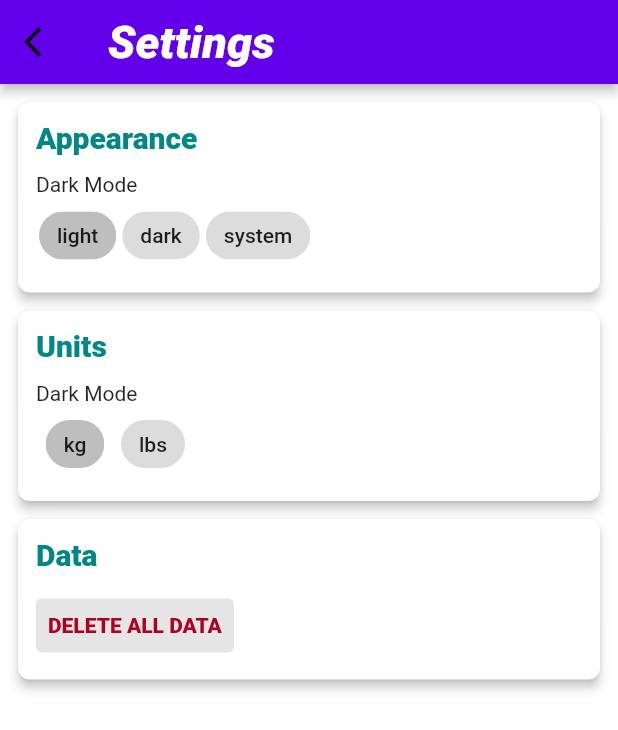
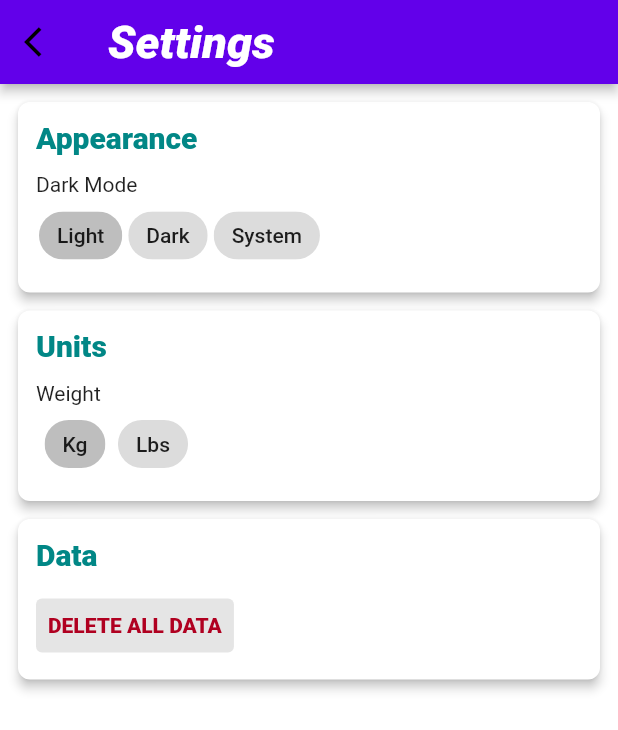
Before and after one commit to varadgauthankar/gym_log, a Flutter app: the screen it shows after launch, after a tap on the "settings" icon, on a phone screen of 412 x 824 dp. Shown: the top 730 px of the screen. Run offline on Flutter 3.47's test engine with Material 2 defaults, Android fonts, the phone set to English and light mode, and no system bars; our stand-ins replace flutter_speed_dial, moor_flutter, shared_preferences; generated files the repository leaves out were written again.

Commit message:
First letter is capitalized of chip

```diff
--- a/lib/pages/settings.dart
+++ b/lib/pages/settings.dart
@@ -1,5 +1,6 @@
 import 'package:flutter/foundation.dart';
 import 'package:flutter/material.dart';
+import 'package:intl/intl.dart';
 import 'package:provider/provider.dart';
 import 'package:workout_tracker/db/moor_db.dart';
 import 'package:workout_tracker/utils/colors.dart';
@@ -26,7 +27,8 @@ class _SettingsPageState extends State<SettingsPage> {
       choices.add(Container(
         padding: const EdgeInsets.all(2.0),
         child: ChoiceChip(
-          label: Text(describeEnum(item)),
+          label: Text(toBeginningOfSentenceCase(
+              describeEnum(item))), //Enum to string, First letter capital
           selected: appTheme == item,
           onSelected: (selected) {
             setState(() {
@@ -48,7 +50,8 @@ class _SettingsPageState extends State<SettingsPage> {
       choices.add(Container(
         padding: const EdgeInsets.all(2.0),
         child: ChoiceChip(
-          label: Text(describeEnum(item)), //converts enum to string.
+          label: Text(toBeginningOfSentenceCase(
+              describeEnum(item))), //Enum to string, First letter capital
           selected: weightUnit == item,
           onSelected: (selected) {
             setState(() {
@@ -126,7 +129,7 @@ class _SettingsPageState extends State<SettingsPage> {
             child: Column(
               crossAxisAlignment: CrossAxisAlignment.start,
               children: [
-                Text('Dark Mode'),
+                Text('Weight'),
                 Wrap(children: buildWeightChoices()),
               ],
             ),
```
